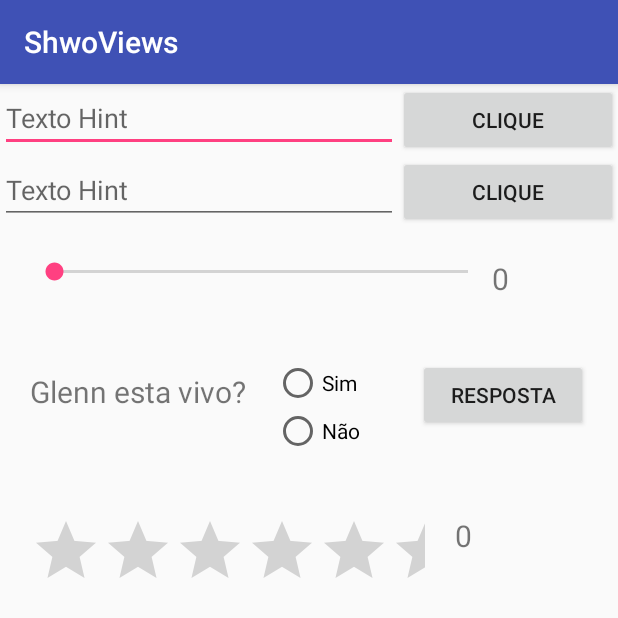
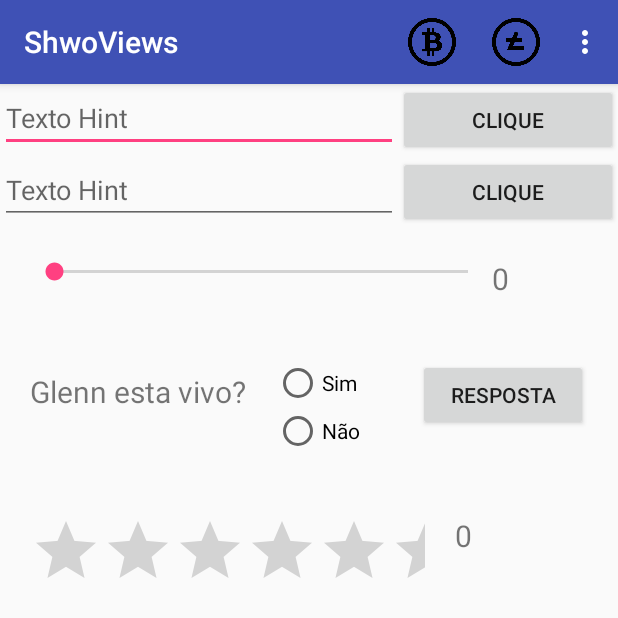
Before and after one commit to ramonsl/Widgets_Views, an Android app: the screen it shows after launch (MainActivity), on a phone screen of 412 x 824 dp, the top half of it. Run offline under Robolectric (Android 15) with nearby library versions, the phone set to English and light mode, and no system bars.

Commit message:
Adicionado menu

```diff
--- /dev/null
+++ b/app/src/main/res/menu/menu.xml
@@ -0,0 +1,36 @@
+<menu xmlns:android="http://schemas.android.com/apk/res/android"
+    xmlns:tools="http://schemas.android.com/tools"
+    xmlns:app="http://schemas.android.com/apk/res-auto"
+    tools:context="br.com.zapmaycon.dbserver.activities.PlaceDetailActivity">
+
+    <item
+        android:id="@+id/actionBTC"
+        android:icon="@drawable/bitcoin"
+        app:showAsAction="ifRoom"
+        android:title="Bitcoin"/>
+
+    <item
+        android:id="@+id/actionLTC"
+        android:icon="@drawable/litecoin"
+        android:orderInCategory="10"
+        app:showAsAction="ifRoom"
+        android:title="Litecoin"/>
+
+
+    <item
+        android:id="@+id/actionXRP"
+         android:icon="@drawable/ripple"
+        android:orderInCategory="10"
+        app:showAsAction="ifRoom"
+        android:title="Ripple"
+        />
+
+
+
+    <item
+        android:id="@+id/actionETH"
+        android:orderInCategory="10"
+        app:showAsAction="ifRoom"
+        android:icon="@drawable/ethereum"
+        android:title="Ethereum"/>
+</menu>
--- a/build.gradle
+++ b/build.gradle
@@ -7,7 +7,7 @@ buildscript {
         jcenter()
     }
     dependencies {
-        classpath 'com.android.tools.build:gradle:3.0.1'
+        classpath 'com.android.tools.build:gradle:3.3.2'
 
 
         // NOTE: Do not place your application dependencies here; they belong
```
Also changed, not shown: app/src/main/java/com/example/ramonsl/shwoviews/MainActivity.java (+40 -3 lines), app/src/main/res/drawable/bitcoin.png (added), app/src/main/res/drawable/ethereum.png (added), app/src/main/res/drawable/litecoin.png (added), app/src/main/res/drawable/ripple.png (added), gradle/wrapper/gradle-wrapper.properties.
